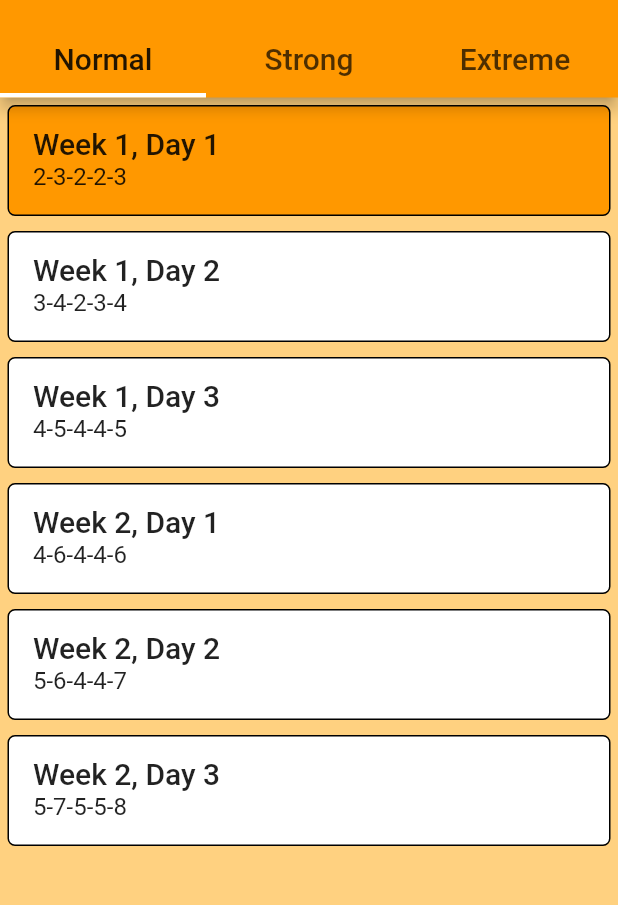
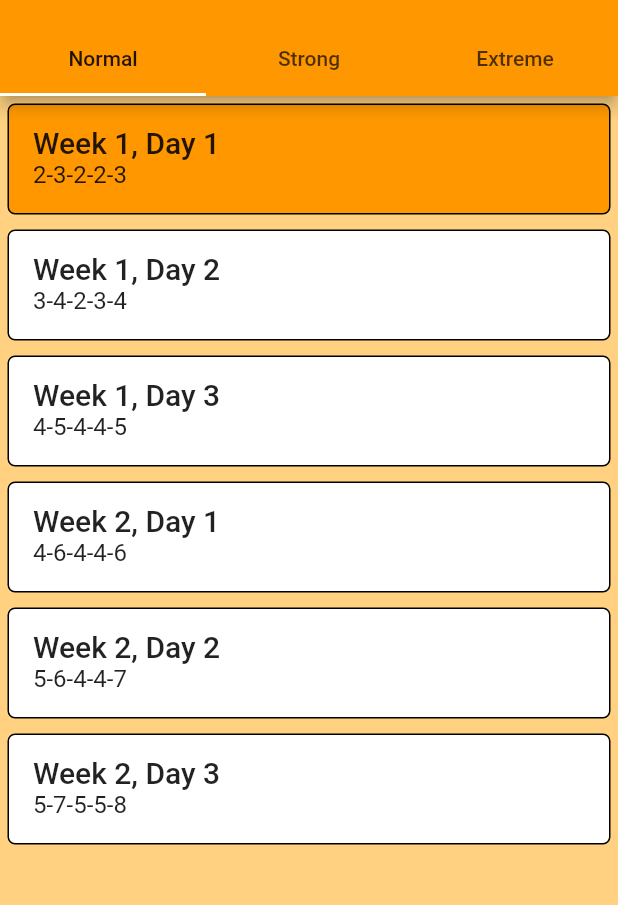
Before and after one commit to dariagorlova/pushups_app, a Flutter app: the screen it shows after launch, after a tap on "0-5", on a phone screen of 412 x 824 dp, the part 60-965 px from its top. Run offline on Flutter 3.47's test engine with Material 2 defaults, Android fonts, the phone set to English and light mode, and no system bars; our stand-ins replace auto_route, bloc, flutter_bloc, freezed_annotation, get_it, injectable and 1 more.

Commit message:
change tabbar theme

```diff
--- a/lib/features/list/screen/widgets/exercise_list_view.dart
+++ b/lib/features/list/screen/widgets/exercise_list_view.dart
@@ -21,9 +21,8 @@ class ExercieListView extends StatelessWidget {
           title: const Text('💪 100 pushups 💪'),
           automaticallyImplyLeading: false,
           bottom: TabBar(
-            indicatorColor: Theme.of(context).cardColor,
-            indicatorWeight: 3,
-            labelStyle: Theme.of(context).textTheme.titleLarge,
+            indicatorColor: Theme.of(context).tabBarTheme.labelColor,
+            labelStyle: Theme.of(context).tabBarTheme.labelStyle,
             tabs: const [
               Tab(text: 'Normal'),
               Tab(text: 'Strong'),
```
